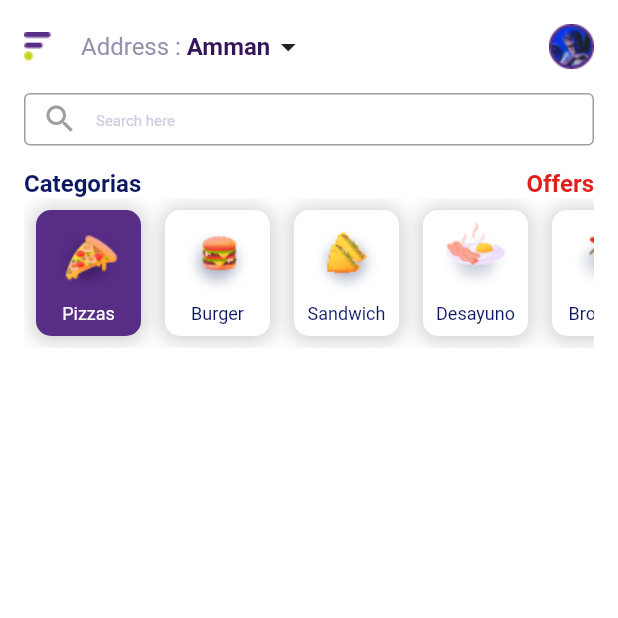
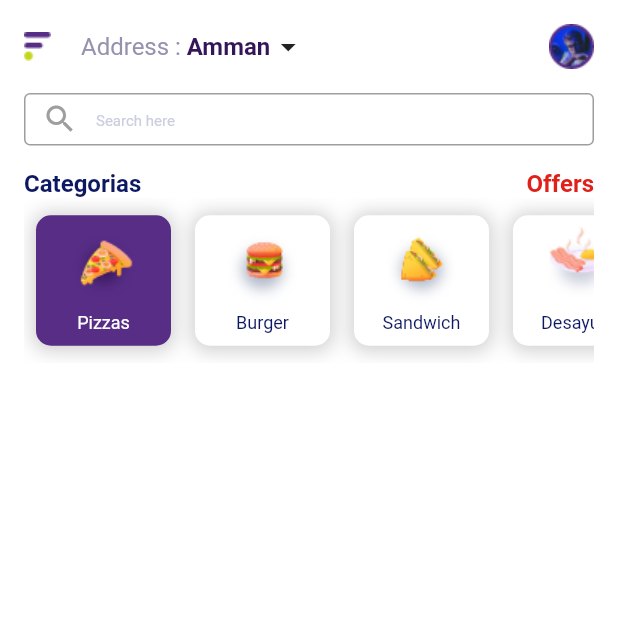
Before and after one commit to aboud-masoud/ordering-mobile-application, a Flutter app: the screen it shows after launch, on a phone screen of 412 x 824 dp, the top half of it. Run offline on Flutter 3.47's test engine with Material 2 defaults, Android fonts, the light colour scheme and no system bars.

Commit message:
fix overflow in _listOfCategories wisget

```diff
--- a/lib/home/home_screen.dart
+++ b/lib/home/home_screen.dart
@@ -8,13 +8,7 @@ class HomeScreen extends StatefulWidget {
 }
 
 class _HomeScreenState extends State<HomeScreen> {
-  List<String> categories = [
-    "Pizzas",
-    "Burger",
-    "Sandwich",
-    "Desayuno",
-    "Brocheta"
-  ];
+  List<String> categories = ["Pizzas", "Burger", "Sandwich", "Desayuno", "Brocheta"];
 
   String selectedCategory = "";
 
@@ -67,7 +61,7 @@ class _HomeScreenState extends State<HomeScreen> {
             ],
           ),
           SizedBox(
-            height: 100,
+            height: 110,
             child: ListView.builder(
                 scrollDirection: Axis.horizontal,
                 itemCount: categories.length,
@@ -85,37 +79,25 @@ class _HomeScreenState extends State<HomeScreen> {
                             borderRadius: const BorderRadius.all(
                               Radius.circular(10),
                             ),
-                            color: selectedCategory == categories[index]
-                                ? const Color(0xff572D86)
-                                : Colors.white,
+                            color: selectedCategory == categories[index] ? const Color(0xff572D86) : Colors.white,
                             boxShadow: [
                               BoxShadow(
                                 color: Colors.grey.withOpacity(0.5),
                                 spreadRadius: 2,
                                 blurRadius: 10,
-                                offset: const Offset(
-                                    0, 1), // changes position of shadow
+                                offset: const Offset(0, 1), // changes position of shadow
                               ),
                             ],
                           ),
-                          width: 70,
-                          height: 85,
+                          width: 90,
+                          height: 87,
                           child: Padding(
                             padding: const EdgeInsets.all(8.0),
                             child: Column(
                               children: [
-                                Image.asset(
-                                    "assets/categories/${categories[index]}.png"),
+                                Image.asset("assets/categories/${categories[index]}.png"),
                                 Expanded(child: Container()),
-                                Text(
-                                  categories[index],
-                                  style: TextStyle(
-                                      fontSize: 12,
-                                      color:
-                                          selectedCategory == categories[index]
-                                              ? Colors.white
-                                              : const Color(0xff0D1863)),
-                                )
+                                Text(categories[index], style: TextStyle(fontSize: 12, color: selectedCategory == categories[index] ? Colors.white : const Color(0xff0D1863)), maxLines: 2)
                               ],
                             ),
                           ),
@@ -149,8 +131,7 @@ class _HomeScreenState extends State<HomeScreen> {
                 color: Colors.grey,
               ),
             ),
-            style: const TextStyle(
-                fontSize: 10.0, height: 4, color: Colors.black54)),
+            style: const TextStyle(fontSize: 10.0, height: 4, color: Colors.black54)),
       ),
     );
   }
@@ -175,10 +156,7 @@ class _HomeScreenState extends State<HomeScreen> {
                 ),
                 Text(
                   "Amman",
-                  style: TextStyle(
-                      color: Color(0xff341557),
-                      fontSize: 16,
-                      fontWeight: FontWeight.bold),
+                  style: TextStyle(color: Color(0xff341557), fontSize: 16, fontWeight: FontWeight.bold),
                 ),
               ],
             ),
```
